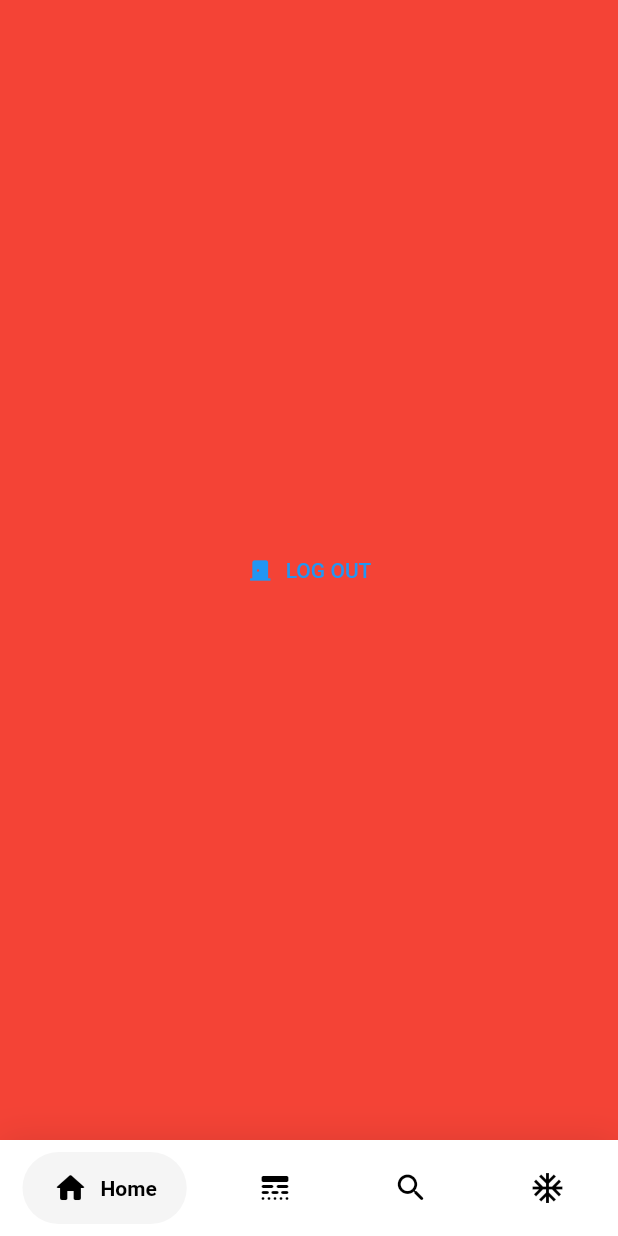
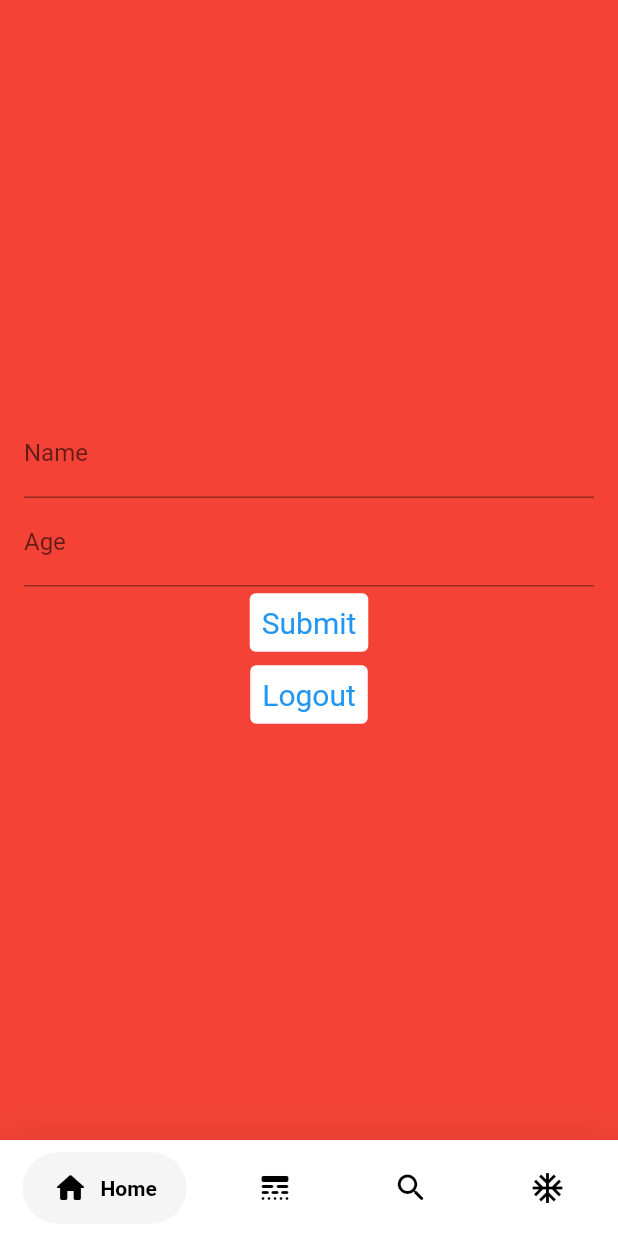
Before and after one commit to InderPanesar/Project-MathApp, a Flutter app: the screen it shows once a user with an empty profile is signed in, on a phone screen of 412 x 824 dp. Run offline on Flutter 3.47's test engine with Material 2 defaults, Android fonts, the phone set to English and light mode, and no system bars; drawn by our look-alikes of google_nav_bar; our stand-ins replace bloc, cloud_firestore, dio, easy_localization, equatable, firebase_auth and 6 more; accounts and stored records are empty; generated files the repository leaves out were written again.

Commit message:
Add basic DB requests to add to Firebase Users Collection

```diff
--- a/aston_math_application/lib/engine/auth/authentication_service.dart
+++ b/aston_math_application/lib/engine/auth/authentication_service.dart
@@ -29,5 +29,9 @@ class AuthenticationService {
     }
   }
 
+  FirebaseAuth getAuth() {
+    return _firebaseAuth;
+  }
+
 
 }
--- a/aston_math_application/lib/engine/di/dependencies.dart
+++ b/aston_math_application/lib/engine/di/dependencies.dart
@@ -1,7 +1,9 @@
 import 'package:aston_math_application/engine/auth/authentication_service.dart';
 import 'package:aston_math_application/engine/comms/api/example_api.dart';
 import 'package:aston_math_application/engine/repository/example_repository.dart';
+import 'package:aston_math_application/engine/repository/user_details_repository.dart';
 import 'package:aston_math_application/ui/screens/authentication/exampleCubit/example_cubit.dart';
+import 'package:cloud_firestore/cloud_firestore.dart';
 import 'package:dio/dio.dart';
 import 'package:firebase_auth/firebase_auth.dart';
 import 'package:firebase_crashlytics/firebase_crashlytics.dart';
@@ -31,11 +33,17 @@ class Dependencies {
   void _setupUtils() {
       //_getIt.registerSingleton<NavigationService>(NavigationService());
     _getIt.registerSingleton<AuthenticationService>(AuthenticationService(FirebaseAuth.instance));
+    _getIt.registerLazySingleton<FirebaseFirestore>(() => FirebaseFirestore.instance);
   }
 
   void _setupRepositories() {
     _getIt.registerFactory<ExampleRepository>(() => ExampleRepositoryImpl(
       _getIt.get<ExampleApi>(),
+    ));
+
+    _getIt.registerFactory<UserDetailsRepository>(() => UserDetailsRepositoryImpl(
+      _getIt.get<FirebaseFirestore>(),
+      _getIt.get<AuthenticationService>(),
     ));
   }
 
--- /dev/null
+++ b/aston_math_application/lib/engine/model/UserDetails/UserDetails.dart
@@ -0,0 +1,19 @@
+class UserDetails {
+  UserDetails({required this.name, required this.age});
+
+  UserDetails.fromJson(Map<String, Object?> json)
+      : this(
+    name: json['title']! as String,
+    age: json['genre']! as String,
+  );
+
+  final String name;
+  final String age;
+
+  Map<String, Object?> toJson() {
+    return {
+      'name': name,
+      'age': age,
+    };
+  }
+}
--- /dev/null
+++ b/aston_math_application/lib/engine/repository/user_details_repository.dart
@@ -0,0 +1,29 @@
+import 'package:aston_math_application/engine/auth/authentication_service.dart';
+import 'package:aston_math_application/engine/model/UserDetails/UserDetails.dart';
+import 'package:cloud_firestore/cloud_firestore.dart';
+
+abstract class UserDetailsRepository {
+  Future<void> addUserDetails(UserDetails details);
+}
+
+class UserDetailsRepositoryImpl implements UserDetailsRepository {
+
+  final FirebaseFirestore _firebaseFirestore;
+  final AuthenticationService _authenticationService;
+
+  UserDetailsRepositoryImpl(this._firebaseFirestore, this._authenticationService);
+
+  @override
+  Future<void> addUserDetails(UserDetails details) {
+    CollectionReference users = _firebaseFirestore.collection('user');
+    return users.doc(_authenticationService.getAuth().currentUser!.uid).set({
+      'full_name': details.name,
+      'age': details.age
+    }, SetOptions(merge: true),
+    ).then((value) => print("'full_name' & 'age' merged with existing data!")
+    ).catchError((error) => print("Failed to merge data: $error"));
+  }
+
+
+
+}
--- /dev/null
+++ b/aston_math_application/lib/ui/screens/home/homePage/home_tab_page.dart
@@ -0,0 +1,69 @@
+import 'package:aston_math_application/engine/auth/authentication_service.dart';
+import 'package:aston_math_application/engine/model/UserDetails/UserDetails.dart';
+import 'package:aston_math_application/engine/repository/user_details_repository.dart';
+import 'package:firebase_auth/firebase_auth.dart';
+import 'package:flutter/material.dart';
+import 'package:get_it/get_it.dart';
+
+class HomeTabPage extends StatelessWidget {
+
+  TextEditingController nameController = TextEditingController();
+  TextEditingController ageController = TextEditingController();
+
+  UserDetailsRepository repository = GetIt.I();
+  AuthenticationService service = GetIt.I();
+
+
+  @override
+  Widget build(BuildContext context) {
+    return Container(
+      alignment: Alignment.center,
+      color: Colors.red,
+      padding: EdgeInsets.all(16),
+      child: Column(
+        mainAxisAlignment: MainAxisAlignment.center,
+        crossAxisAlignment: CrossAxisAlignment.center,
+        children: [
+          TextFormField(
+            controller: nameController,
+            decoration: InputDecoration(
+              border: UnderlineInputBorder(),
+              labelText: 'Name',
+            ),
+          ),
+          TextFormField(
+            controller: ageController,
+            decoration: InputDecoration(
+              border: UnderlineInputBorder(),
+              labelText: 'Age',
+            ),
+          ),
+          TextButton(
+            style: TextButton.styleFrom(
+              textStyle: const TextStyle(fontSize: 20),
+              backgroundColor: Colors.white,
+            ),
+            onPressed: () async {
+              var details = UserDetails(name: nameController.text, age: ageController.text);
+              print(FirebaseAuth.instance.currentUser!.uid);
+              print(details.name);
+              print(details.age);
+              await repository.addUserDetails(details);
+            },
+            child: const Text('Submit'),
+          ),
+          TextButton(
+            style: TextButton.styleFrom(
+              textStyle: const TextStyle(fontSize: 20),
+              backgroundColor: Colors.white,
+            ),
+            onPressed: () async {
+              await service.signOut();
+            },
+            child: const Text('Logout'),
+          ),
+        ],
+      )
+    );
+  }
+}
--- a/aston_math_application/lib/ui/screens/home/home_page.dart
+++ b/aston_math_application/lib/ui/screens/home/home_page.dart
@@ -2,6 +2,8 @@ import 'package:aston_math_application/engine/auth/authentication_service.dart';
 import 'package:flutter/material.dart';
 import 'package:get_it/get_it.dart';
 import 'package:google_nav_bar/google_nav_bar.dart';
+
+import 'homePage/home_tab_page.dart';
 
 class HomePage extends StatefulWidget {
   @override
@@ -12,19 +14,8 @@ class _HomePageState extends State<HomePage> {
   int _selectedIndex = 0;
 
   final _pageOptions = [
-    Container(
-      alignment: Alignment.center,
-      color: Colors.red,
-      child: TextButton.icon(
-        onPressed: () async {
-          AuthenticationService service = GetIt.instance();
-          await service.signOut();
-        },
-        icon: Icon(Icons.door_back_door, size: 18),
-        label: Text("LOG OUT"),
-      ),
-    ),
-    Container(color: Colors.white,),
+    HomeTabPage(),
+    Container(color: Colors.deepPurple,),
     Container(color: Colors.lightBlue,),
     Container(color: Colors.lightGreen,)
   ];
```
